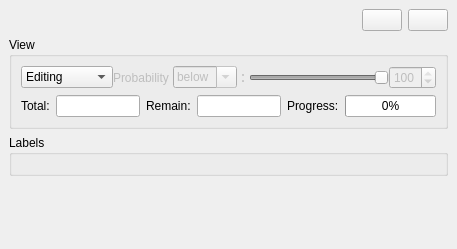
Qt form Polyhedron/Plugins/Classification/Classification_widget.ui (tudelft3d/3D_Urban_Mesh_Annotator) before a commit.
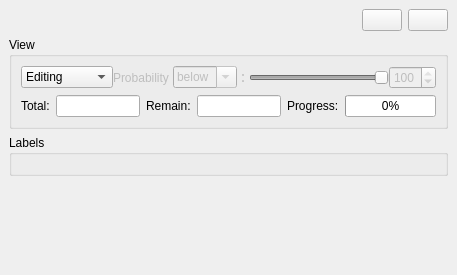
The same form after that commit. Icons and pictures are not drawn.

Commit message: Resize UI available.

What changed in the file:
```diff
--- a/Polyhedron/Plugins/Classification/Classification_widget.ui
+++ b/Polyhedron/Plugins/Classification/Classification_widget.ui
@@ -7,11 +7,11 @@
     <x>0</x>
     <y>0</y>
     <width>457</width>
-    <height>249</height>
+    <height>275</height>
    </rect>
   </property>
   <property name="sizePolicy">
-   <sizepolicy hsizetype="Preferred" vsizetype="Minimum">
+   <sizepolicy hsizetype="Expanding" vsizetype="Expanding">
     <horstretch>0</horstretch>
     <verstretch>0</verstretch>
    </sizepolicy>
```
The commit also changes 1 other file.
